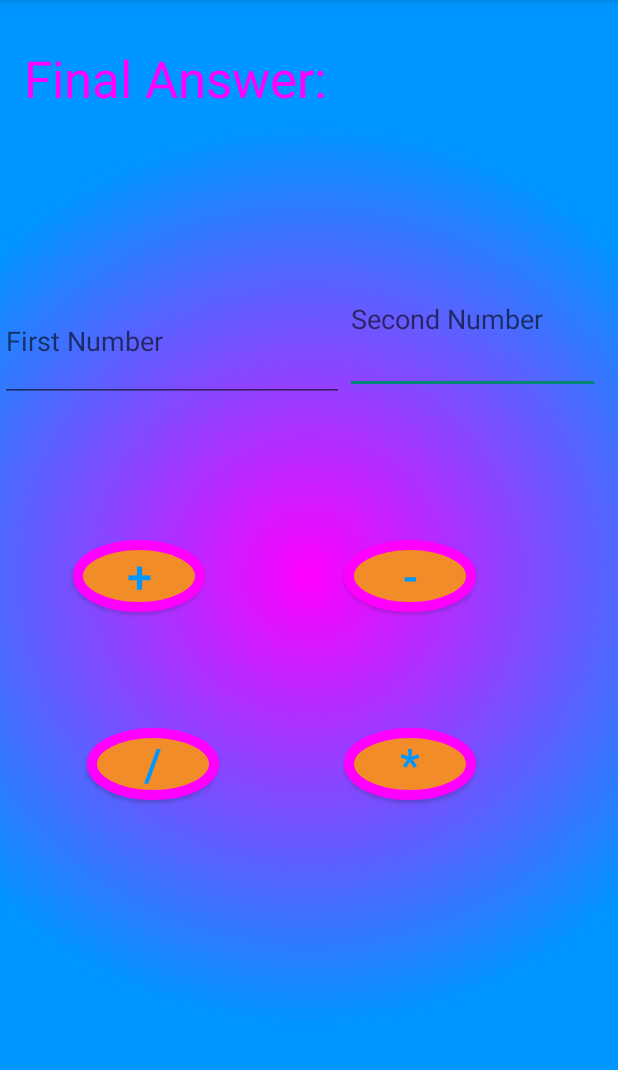
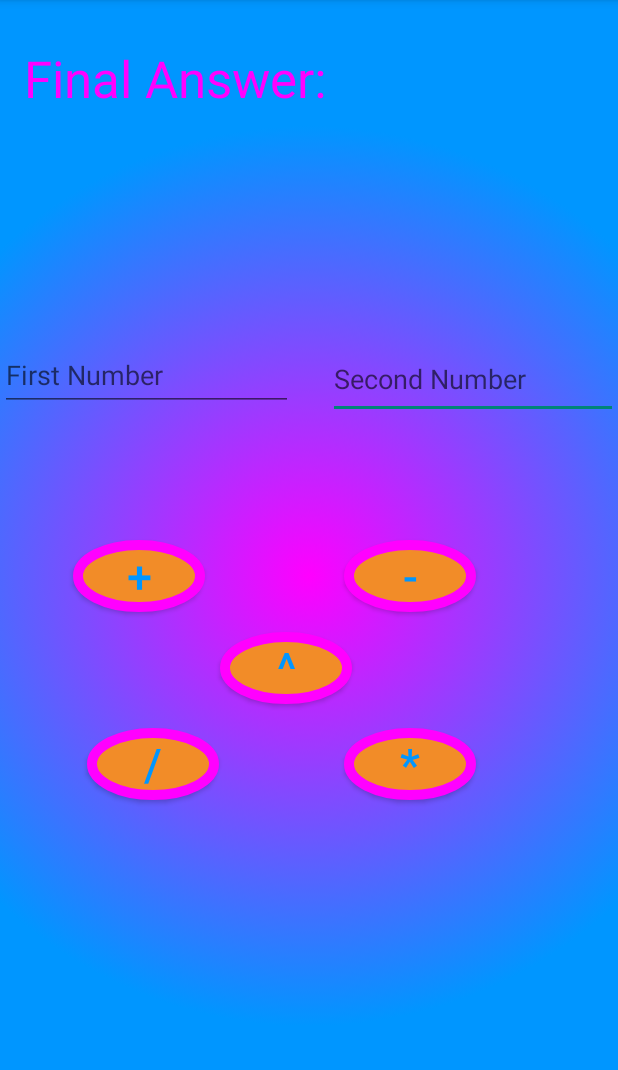
Before and after one commit to dwijb16/MyCalculatorApp, an Android app: the screen it shows after launch (MainActivity), on a phone screen of 412 x 824 dp, the part 84-1154 px from its top. Run offline under Robolectric (Android 15) with nearby library versions, the phone set to English and light mode, and no system bars.

```diff
--- a/app/src/main/res/layout/activity_main.xml
+++ b/app/src/main/res/layout/activity_main.xml
@@ -10,17 +10,17 @@
 
     <EditText
         android:id="@+id/SecondNum"
-        android:layout_width="170dp"
-        android:layout_height="99dp"
+        android:layout_width="193dp"
+        android:layout_height="53dp"
         android:ems="10"
         android:hint="Second Number"
-        android:inputType="textPersonName"
+        android:inputType="numberDecimal"
         app:layout_constraintBottom_toBottomOf="parent"
         app:layout_constraintEnd_toEndOf="parent"
-        app:layout_constraintHorizontal_bias="0.95"
+        app:layout_constraintHorizontal_bias="1.0"
         app:layout_constraintStart_toStartOf="parent"
         app:layout_constraintTop_toTopOf="parent"
-        app:layout_constraintVertical_bias="0.244" />
+        app:layout_constraintVertical_bias="0.316" />
 
     <Button
         android:id="@+id/addition"
@@ -101,20 +101,35 @@
         app:layout_constraintVertical_bias="0.041" />
 
 
-
     <EditText
         android:id="@+id/firstNum"
-        android:layout_width="229dp"
-        android:layout_height="81dp"
+        android:layout_width="195dp"
+        android:layout_height="48dp"
         android:ems="10"
         android:hint="First Number"
-        android:inputType="textPersonName"
+        android:inputType="numberDecimal"
         app:layout_constraintBottom_toBottomOf="parent"
         app:layout_constraintEnd_toStartOf="@+id/addition"
         app:layout_constraintHorizontal_bias="0.0"
         app:layout_constraintStart_toStartOf="parent"
         app:layout_constraintTop_toTopOf="parent"
-        app:layout_constraintVertical_bias="0.272" />
+        app:layout_constraintVertical_bias="0.314" />
+
+    <Button
+        android:id="@+id/exponent"
+        android:layout_width="wrap_content"
+        android:layout_height="wrap_content"
+        android:background="@drawable/custon_button"
+        android:text="^"
+        android:textColor="@color/BrightBlue"
+        android:textSize="30dp"
+        android:onClick="findPow"
+        app:layout_constraintBottom_toBottomOf="parent"
+        app:layout_constraintEnd_toEndOf="parent"
+        app:layout_constraintHorizontal_bias="0.452"
+        app:layout_constraintStart_toStartOf="parent"
+        app:layout_constraintTop_toTopOf="parent"
+        app:layout_constraintVertical_bias="0.585" />
 
 
 </androidx.constraintlayout.widget.ConstraintLayout>
```
Also changed, not shown: app/src/main/java/com/example/mycalculatorapp/MainActivity.java (+20 -0 lines).
